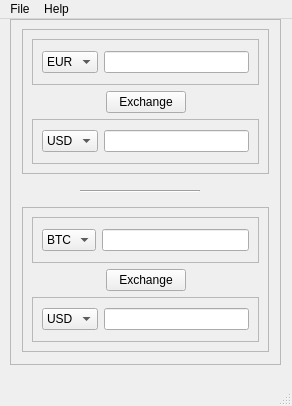
Before: the Qt Designer form source/ccmain.ui in mirokrastev/qExchanger, drawn with Qt 5.
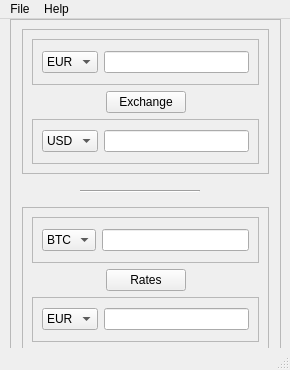
After: the same form once the commit is applied. Icons and pictures are not drawn.

```diff
--- a/source/ccmain.ui
+++ b/source/ccmain.ui
@@ -6,8 +6,8 @@
    <rect>
     <x>0</x>
     <y>0</y>
-    <width>292</width>
-    <height>406</height>
+    <width>290</width>
+    <height>370</height>
    </rect>
   </property>
   <property name="windowTitle">
@@ -105,7 +105,7 @@
         <item row="0" column="1">
          <widget class="QPushButton" name="exchange_2">
           <property name="text">
-           <string>Exchange</string>
+           <string>Rates</string>
           </property>
          </widget>
         </item>
@@ -137,22 +137,22 @@
           <layout class="QGridLayout" name="gridLayout_10">
            <item row="0" column="0">
             <widget class="QComboBox" name="secondC_2">
-             <item>
-              <property name="text">
-               <string>USD</string>
-              </property>
-              <property name="icon">
-               <iconset resource="icons.qrc">
-                <normaloff>:/images/snimki/1280px-Flag_of_the_United_States.svg.png</normaloff>:/images/snimki/1280px-Flag_of_the_United_States.svg.png</iconset>
-              </property>
-             </item>
              <item>
               <property name="text">
                <string>EUR</string>
               </property>
               <property name="icon">
                <iconset resource="icons.qrc">
-                <normaloff>:/images/snimki/eu-flag-png-download-pngwebpjpg-600.png</normaloff>:/images/snimki/eu-flag-png-download-pngwebpjpg-600.png</iconset>
+                <normaloff>:/flags/images/flags/eu-flag-png-download-pngwebpjpg-600.png</normaloff>:/flags/images/flags/eu-flag-png-download-pngwebpjpg-600.png</iconset>
+              </property>
+             </item>
+             <item>
+              <property name="text">
+               <string>USD</string>
+              </property>
+              <property name="icon">
+               <iconset resource="icons.qrc">
+                <normaloff>:/flags/images/flags/1280px-Flag_of_the_United_States.svg.png</normaloff>:/flags/images/flags/1280px-Flag_of_the_United_States.svg.png</iconset>
               </property>
              </item>
              <item>
@@ -489,7 +489,7 @@
     <rect>
      <x>0</x>
      <y>0</y>
-     <width>292</width>
+     <width>290</width>
      <height>21</height>
     </rect>
    </property>
```
Left out of the diff: 68 changed lines with no effect on the pictures.
